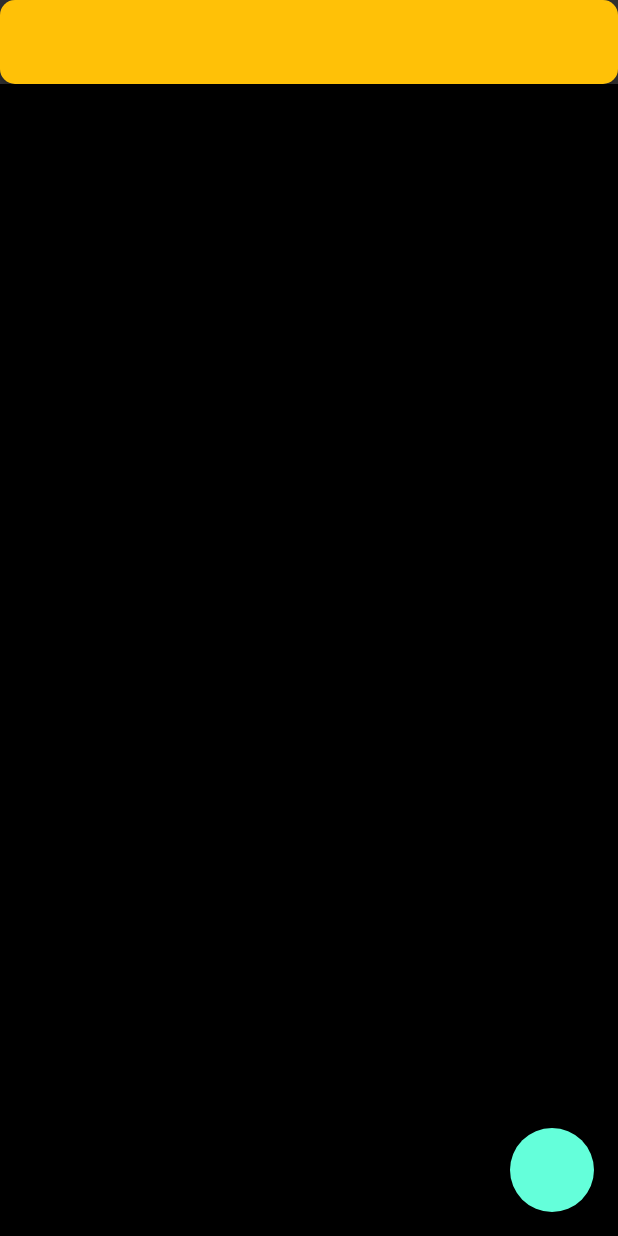
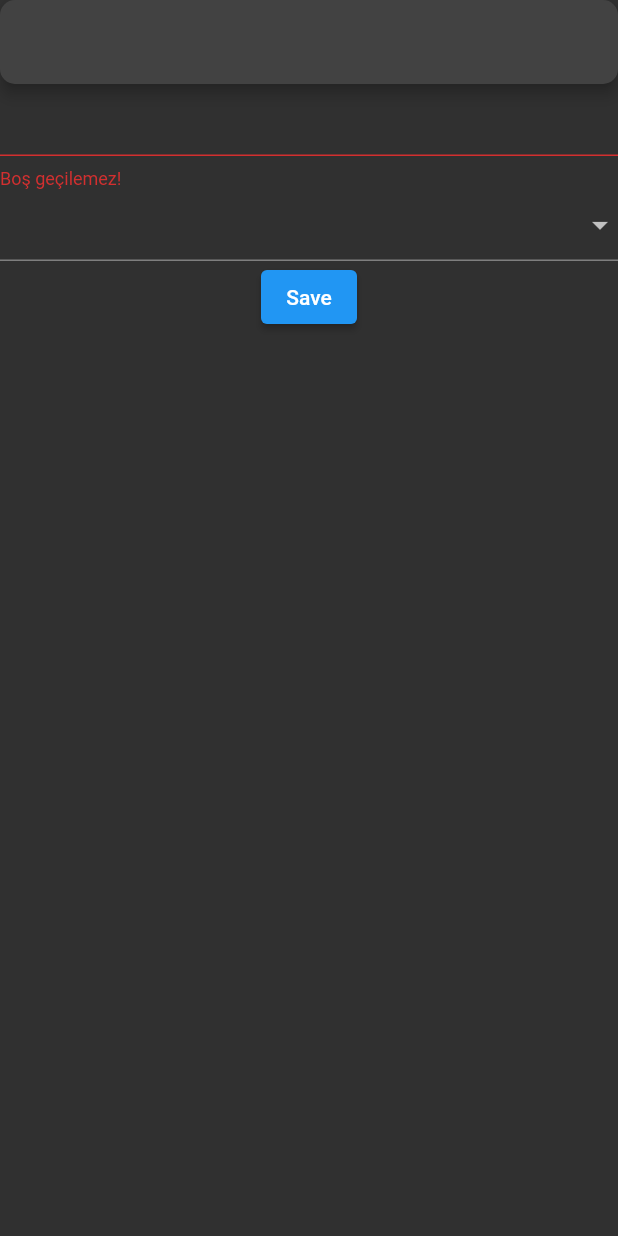
Before and after one commit to omeryilmaz2K/Flutter-Full-Learn, a Flutter app: the screen it shows after launch, on a phone screen of 412 x 824 dp. Run offline on Flutter 3.47's test engine with Material 2 defaults, Android fonts, the phone set to English and light mode, and no system bars; our stand-ins replace dio, flutter_spinkit.

Commit message:
202 seviyesinde form_learn_view çalışması gerçekleştirildi.

```diff
--- /dev/null
+++ b/lib/202/form_learn_view.dart
@@ -0,0 +1,51 @@
+import 'package:flutter/material.dart';
+
+class FormLearnView extends StatefulWidget {
+  const FormLearnView({ Key? key }) : super(key: key);
+
+  @override
+  State<FormLearnView> createState() => _FormLearnViewState();
+}
+
+class _FormLearnViewState extends State<FormLearnView> {
+  final GlobalKey<FormState> _key = GlobalKey();
+
+  @override
+  Widget build(BuildContext context) {
+    return Scaffold(
+      appBar: AppBar(),
+      body: Form(
+        key: _key,
+        autovalidateMode: AutovalidateMode.always,
+        onChanged: () {
+          print('object');
+        },
+        child: Column(
+          children: [
+            TextFormField(
+              validator: FormFieldValidator().isNotEmpty,
+            ),
+            DropdownButtonFormField<String>(items: const [
+              DropdownMenuItem(value: 'a',child: Text('data'),),
+              DropdownMenuItem(value: 'b',child: Text('data2'),),
+              DropdownMenuItem(value: 'c',child: Text('data3'),),
+            ], onChanged: (value) {
+
+            },),
+            ElevatedButton(onPressed: () {
+              if (_key.currentState?.validate() ?? false) {
+                print('object');
+              }
+            }, child: const Text('Save'))
+          ],
+        ),
+      ),
+    );
+  }
+}
+
+class FormFieldValidator {
+  String? isNotEmpty(String? data) {
+    return (data?.isNotEmpty ?? false) ? null : 'Boş geçilemez!';
+  }
+}
--- a/lib/main.dart
+++ b/lib/main.dart
@@ -1,6 +1,6 @@
 import 'package:flutter/material.dart';
 import 'package:flutter_full_learn/202/theme/dark_theme.dart';
-import '202/state_manage/state_manage_learn_view.dart';
+import '202/form_learn_view.dart';
 
 void main() {
   runApp(const MyApp());
@@ -37,7 +37,7 @@ class MyApp extends StatelessWidget {
       //       toolbarTextStyle: TextStyle(color: Colors.blue),
       //       systemOverlayStyle: SystemUiOverlayStyle.light, // Status Bar
       //     )),
-      home: const StateManageLearnView(),
+      home: const FormLearnView(),
     );
   }
 }
```
